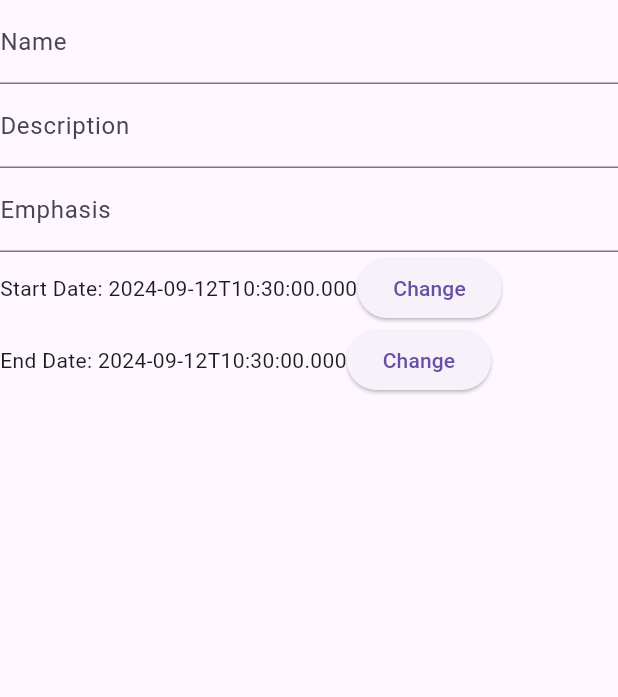
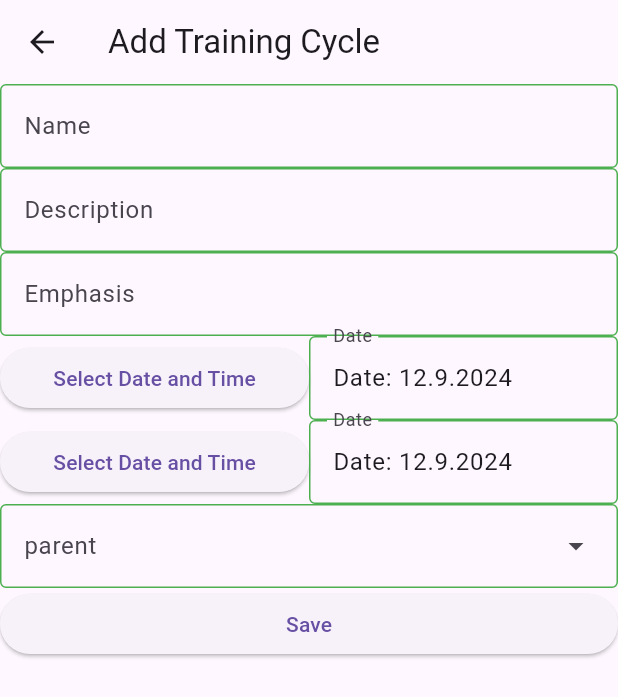
Before and after one commit to CrushTim/trainingplaner, a Flutter app: the EditCyclesView screen opened directly, after a tap on "Add Cycle", on a phone screen of 412 x 824 dp. Shown: the top 697 px of the screen. Run offline on Flutter 3.47's test engine with Material 3 defaults, Android fonts, the phone set to English and light mode, and no system bars.

Commit message:
edit fields for cycle frontend part first version done

```diff
--- /dev/null
+++ b/lib/costum_widgets/date_picker_sheer.dart
@@ -0,0 +1,117 @@
+import 'package:flutter/material.dart';
+import 'package:trainingplaner/functions/functions_trainingsplaner.dart';
+
+class DatePickerSheer extends StatefulWidget {
+  final Function onDateTimeChanged;
+  final DateTime initialDateTime;
+  final TextEditingController dateController;
+
+  const DatePickerSheer({
+    super.key,
+    required this.onDateTimeChanged,
+    required this.initialDateTime,
+    required this.dateController,
+  });
+  @override
+  DateTimePickerSheerState createState() => DateTimePickerSheerState();
+}
+
+class DateTimePickerSheerState extends State<DatePickerSheer> {
+  // Variable to store the selected date and time
+  DateTime pickedDate = DateTime.now();
+  DateTime initialDateTime = DateTime.now();
+  late final Function onDateTimeChanged;
+  late final TextEditingController dateController;
+  late final Function onBuild;
+  @override
+  void initState() {
+    super.initState();
+    onDateTimeChanged = widget.onDateTimeChanged;
+    dateController = widget.dateController;
+  }
+
+  // Function to show the date picker dialog
+  Future<void> _selectDate(BuildContext context) async {
+    final DateTime? picked = await showDatePicker(
+      context: context,
+      initialDate: pickedDate,
+      firstDate: DateTime(2021),
+      lastDate: DateTime(2025),
+    );
+    if (picked != null) {
+      //set the new state for the description textfields to update the view
+      setState(() {
+        // Update the selected date and time with the new date
+        pickedDate = DateTime(
+          picked.year,
+          picked.month,
+          picked.day,
+          pickedDate.hour,
+          pickedDate.minute,
+        );
+        //set the text of the textfields for the date
+
+        dateController.text = getDateStringForDisplay(pickedDate);
+
+        // Call the callback function with the new date and time
+        onDateTimeChanged(pickedDate);
+      });
+    }
+  }
+
+  @override
+  Widget build(BuildContext context) {
+    //initialize the dates in the build
+    //because it would not redraw when choosing a different list item when using it in Listview Pattern
+    initialDateTime = widget.initialDateTime;
+    pickedDate = initialDateTime;
+    dateController.text = getDateStringForDisplay(pickedDate);
+    return Row(
+      // Center the children along the main axis (horizontal)
+      mainAxisAlignment: MainAxisAlignment.center,
+      children: [
+        Expanded(
+          child: ElevatedButton(
+            onPressed: () async {
+              // Show the date picker first
+              await _selectDate(context);
+            },
+            child: const Text('Select Date and Time'),
+          ),
+        ),
+        // Text widget to display the selected date and time in a different format
+        Expanded(
+          child: Center(
+            child: TextField(
+              controller: dateController,
+              decoration: const InputDecoration(labelText: 'Date'),
+              readOnly: true,
+            ),
+          ),
+        ),
+      ],
+    );
+  }
+}
+
+///This method returns the selected Date and Time as a Future of a datepicker.
+///this method is state independent so it can be used where we dont need to build the widget with textfields
+Future<DateTime> selectDateStatic(
+    BuildContext context, DateTime initialDate) async {
+  final DateTime? picked = await showDatePicker(
+    context: context,
+    initialDate: initialDate,
+    firstDate: DateTime(2000),
+    lastDate: DateTime(2100),
+  );
+  if (picked != null) {
+    return DateTime(
+      picked.year,
+      picked.month,
+      picked.day,
+      initialDate.hour,
+      initialDate.minute,
+    );
+  }
+  return initialDate;
+}
--- /dev/null
+++ b/lib/functions/functions_trainingsplaner.dart
@@ -0,0 +1,12 @@
+//get the Date out of datetime
+DateTime getOnlyDate(DateTime dateTime) {
+  return DateTime.utc(dateTime.year, dateTime.month, dateTime.day);
+}
+
+String getDateStringForDisplay(DateTime pickedDate) {
+  return 'Date: ${pickedDate.day}.${pickedDate.month}.${pickedDate.year} ';
+}
+
+String getTimeStringForDisplay(DateTime pickedDate) {
+  return '${pickedDate.hour}:${pickedDate.minute}';
+}
--- a/lib/uc01TrainingCycle/add_training_cycle_view.dart
+++ b/lib/uc01TrainingCycle/add_training_cycle_view.dart
@@ -16,6 +16,9 @@ class _AddTrainingCycleViewState extends State<AddTrainingCycleView> {
   @override
   Widget build(BuildContext context) {
     return Scaffold(
+      appBar: AppBar(
+        title: const Text("Add Training Cycle"),
+      ),
       body: TrainingCycleEditFields(
           nameController: _nameController,
           descriptionController: _descriptionController,
--- /dev/null
+++ b/lib/uc01TrainingCycle/cycle_draggable.dart
@@ -0,0 +1,53 @@
+import 'package:flutter/material.dart';
+
+class CycleDraggable extends StatelessWidget {
+  final int index;
+  const CycleDraggable({
+    super.key,
+    required this.index,
+  });
+
+  @override
+  Widget build(BuildContext context) {
+    return Draggable(
+      child: Row(
+        children: [
+          Expanded(
+            flex: 10,
+            child: Container(
+              height: 100,
+              decoration: BoxDecoration(
+                border: Border.all(
+                  color: Colors.black,
+                ),
+                shape: BoxShape.rectangle,
+                color: Colors.blue,
+              ),
+              child: Text("Cycle $index"),
+            ),
+          ),
+          Flexible(
+            child: IconButton(
+              icon: Icon(Icons.edit),
+              onPressed: () {},
+            ),
+          ),
+          Flexible(
+            child: IconButton(
+              icon: Icon(Icons.delete),
+              onPressed: () {
+                //TODO delete the cycle
+              },
+            ),
+          ),
+        ],
+      ),
+      feedback: Text("Drag me!"),
+      childWhenDragging: Text("I'm being dragged!"),
+      onDragEnd: (details) {
+        print(details.offset);
+        //TODO update the list
+      },
+    );
+  }
+}
--- a/lib/uc01TrainingCycle/edit_cycles_view.dart
+++ b/lib/uc01TrainingCycle/edit_cycles_view.dart
@@ -1,5 +1,6 @@
 import 'package:flutter/material.dart';
 import 'package:trainingplaner/uc01TrainingCycle/add_training_cycle_view.dart';
+import 'package:trainingplaner/uc01TrainingCycle/cycle_draggable.dart';
 
 class EditCyclesView extends StatefulWidget {
   const EditCyclesView({super.key});
@@ -36,35 +37,3 @@ class _EditCyclesViewState extends State<EditCyclesView> {
     );
   }
 }
-
-class CycleDraggable extends StatelessWidget {
-  final int index;
-  const CycleDraggable({
-    super.key,
-    required this.index,
-  });
-
-  @override
-  Widget build(BuildContext context) {
-    return Draggable(
-      child: Container(
-        height: 100,
-        width: MediaQuery.of(context).size.width,
-        decoration: BoxDecoration(
-          border: Border.all(
-            color: Colors.black,
-          ),
-          shape: BoxShape.rectangle,
-          color: Colors.blue,
-        ),
-        child: Text("Cycle $index"),
-      ),
-      feedback: Text("Drag me!"),
-      childWhenDragging: Text("I'm being dragged!"),
-      onDragEnd: (details) {
-        print(details.offset);
-        //TODO update the list
-      },
-    );
-  }
-}
--- a/lib/uc01TrainingCycle/training_cycle_edit_fields.dart
+++ b/lib/uc01TrainingCycle/training_cycle_edit_fields.dart
@@ -1,4 +1,6 @@
 import 'package:flutter/material.dart';
+import 'package:trainingplaner/costum_widgets/date_picker_sheer.dart';
+import 'package:trainingplaner/functions/functions_trainingsplaner.dart';
 
 class TrainingCycleEditFields extends StatefulWidget {
   final TextEditingController nameController;
@@ -22,6 +24,8 @@ class _TrainingCycleEditFieldsState extends State<TrainingCycleEditFields> {
   late final TextEditingController _emphasisController;
   late DateTime _startDate;
   late DateTime _endDate;
+  late final TextEditingController _startDateController;
+  late final TextEditingController _endDateController;
 
   @override
   void initState() {
@@ -33,15 +37,21 @@ class _TrainingCycleEditFieldsState extends State<TrainingCycleEditFields> {
     //TODO: start and end date from parent later
     _startDate = DateTime.now();
     _endDate = DateTime.now();
+    _startDateController = TextEditingController();
+    _endDateController = TextEditingController();
+    _startDateController.text = getDateStringForDisplay(_startDate);
+    _endDateController.text = getDateStringForDisplay(_endDate);
   }
 
   @override
   Widget build(BuildContext context) {
     return Column(
       children: [
-        TextField(
+        Center(
+          child: TextField(
             controller: _nameController,
             decoration: const InputDecoration(labelText: 'Name'),
+          ),
         ),
         TextField(
           controller: _descriptionController,
@@ -51,49 +61,48 @@ class _TrainingCycleEditFieldsState extends State<TrainingCycleEditFields> {
           controller: _emphasisController,
           decoration: const InputDecoration(labelText: 'Emphasis'),
         ),
-        Row(
-          children: [
-            Text('Start Date: ${_startDate.toIso8601String()}'),
-            ElevatedButton(
-              onPressed: () {
-                showDatePicker(
-                  context: context,
-                  initialDate: _startDate,
-                  firstDate: DateTime.now(),
-                  lastDate: DateTime.now().add(const Duration(days: 365)),
-                ).then((value) {
-                  if (value != null) {
+        DatePickerSheer(
+          initialDateTime: _startDate,
+          onDateTimeChanged: (DateTime newDateTime) {
             setState(() {
-                      _startDate = value;
-                    });
-                  }
+              _startDate = newDateTime;
             });
           },
-              child: const Text('Change'),
+          dateController: _startDateController,
         ),
+        DatePickerSheer(
+          initialDateTime: _endDate,
+          onDateTimeChanged: (DateTime newDateTime) {
+            setState(() {
+              _endDate = newDateTime;
+            });
+          },
+          dateController: _endDateController,
+        ),
+        //TODO: make dropdown select the existing training cycles
+        //and make them selectable
+        //when selected, the field should be filled with the name and the parent value of the selected cycle should be set to this cycleID
+        DropdownMenu(
+          width: MediaQuery.of(context).size.width,
+          label: const Text("parent"),
+          onSelected: (selected) {
+            return null;
+          },
+          dropdownMenuEntries: [
+            DropdownMenuEntry(value: "1", label: "alksd"),
+            DropdownMenuEntry(value: "2", label: "parent")
           ],
         ),
-        Row(
-          children: [
-            Text('End Date: ${_endDate.toIso8601String()}'),
-            ElevatedButton(
+        Container(
+          width: MediaQuery.of(context).size.width,
+          child: ElevatedButton(
             onPressed: () {
-                showDatePicker(
-                  context: context,
-                  initialDate: _endDate,
-                  firstDate: DateTime.now(),
-                  lastDate: DateTime.now().add(const Duration(days: 365)),
-                ).then((value) {
-                  if (value != null) {
-                    setState(() {
-                      _endDate = value;
-                    });
-                  }
-                });
+              //TODO: implement saving the training cycle
+              //and navigate back to the previous view
+              Navigator.pop(context);
             },
-              child: const Text('Change'),
+            child: const Text("Save"),
           ),
-          ],
         ),
       ],
     );
```
Also changed, not shown: lib/home_page.dart (+2 -6 lines), lib/main.dart (+35 -1 lines). Lines whose indentation alone changed are shown as unchanged.
